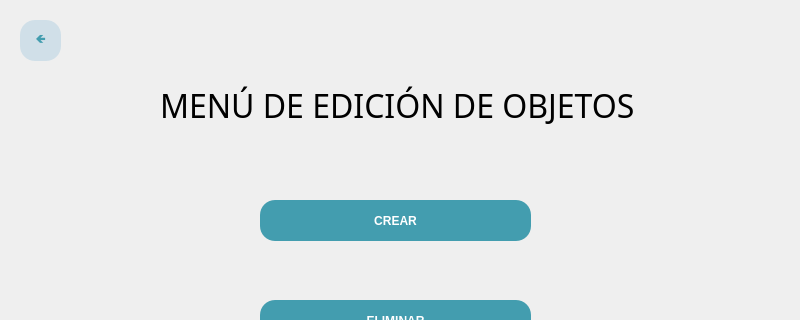
Qt form src/vista/ui/MenuEdicionObjetos.ui (eperec03/museo) before a commit; both pictures show x 0 to 800 and y 0 to 320 of the 800 by 600 pixel window.
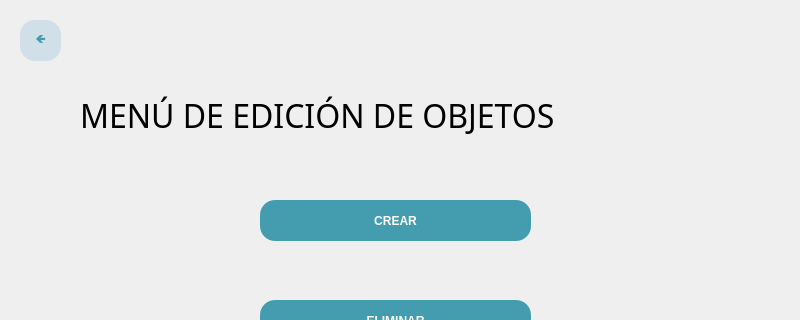
The same form after that commit.

Patch:
```diff
--- a/src/vista/ui/MenuEdicionObjetos.ui
+++ b/src/vista/ui/MenuEdicionObjetos.ui
@@ -602,9 +602,9 @@
    <widget class="QLabel" name="Titulo">
     <property name="geometry">
      <rect>
-      <x>160</x>
-      <y>60</y>
-      <width>501</width>
+      <x>80</x>
+      <y>70</y>
+      <width>651</width>
       <height>91</height>
      </rect>
     </property>
```
Left out of the diff: 112 changed lines with no effect on the pictures.
